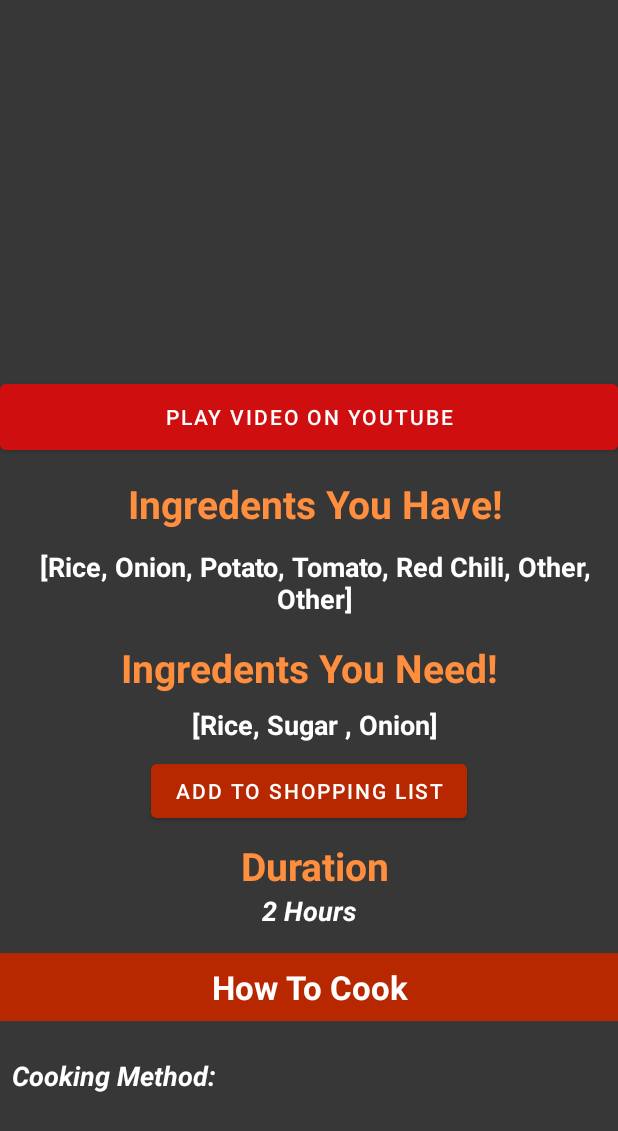
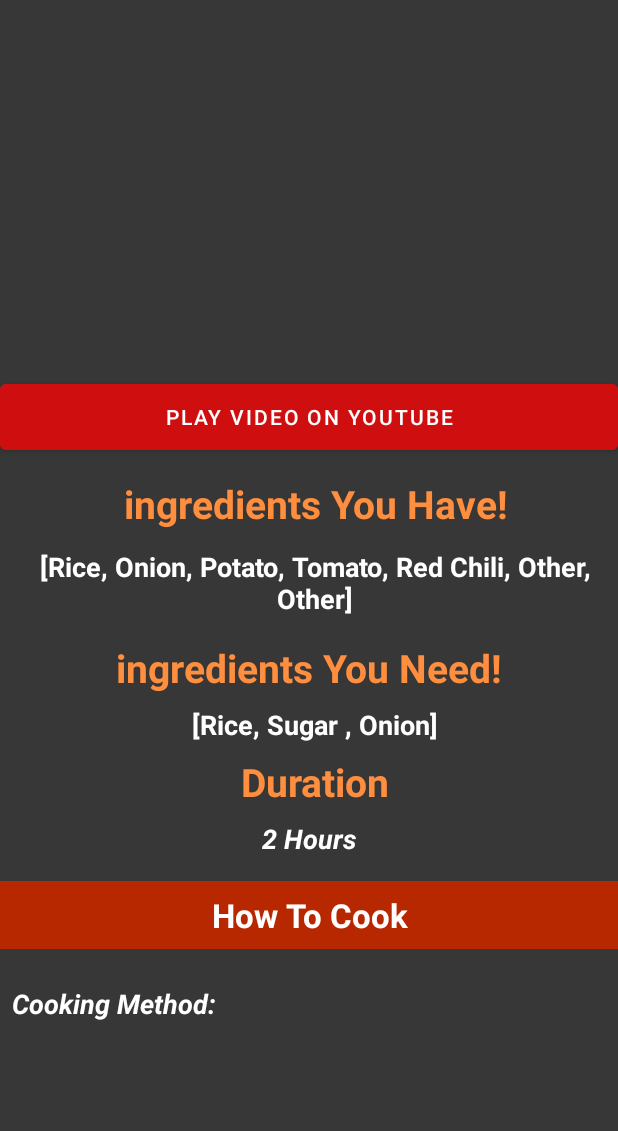
Before and after one commit to SagheerHussainZardari/Chef-Lab, an Android app: the layout fragment_dish_detail.xml on its own in the app's theme, with its tools: preview values and no code run, on a phone screen of 412 x 824 dp. Shown: the top 1131 px of the screen. Run offline under Robolectric (Android 15) with nearby library versions, the phone set to English and light mode, and no system bars.

```diff
--- a/app/src/main/java/com/sagheerhussainzardari/cheflab/Fragments/HomeFragment.kt
+++ b/app/src/main/java/com/sagheerhussainzardari/cheflab/Fragments/HomeFragment.kt
@@ -69,9 +69,6 @@ class HomeFragment : Fragment() {
         tv_ingredentsSelected.text = currentIngredents.size.toString()
     }
 
-    fun onCardClik(dishVideo: String) {
-        context?.toastshort("card clicked")
-    }
 
     private fun setCategoriesSpinner() {
         categoriesList.clear()
--- a/app/src/main/java/com/sagheerhussainzardari/cheflab/LoginActivity.kt
+++ b/app/src/main/java/com/sagheerhussainzardari/cheflab/LoginActivity.kt
@@ -75,12 +75,13 @@ class LoginActivity : AppCompatActivity() {
         val email = et_EmailLogin.text.toString().trim()
 
         if (email.isEmpty()) {
-            et_EmailLogin.error = "Email Can Not Be Empty!!!"
+            toastshort("Enter Registerd Email Above!!")
             return
         }
 
         if (!(Patterns.EMAIL_ADDRESS.matcher(email).matches())) {
-            et_EmailLogin.error = "Enter A Valid Email Address Please!!!"
+            toastshort("Enter A Valid Email Address Please!!!")
+
             return
         }
 
--- a/app/src/main/java/com/sagheerhussainzardari/cheflab/MainActivity.kt
+++ b/app/src/main/java/com/sagheerhussainzardari/cheflab/MainActivity.kt
@@ -47,7 +47,8 @@ class MainActivity : AppCompatActivity() {
                 R.id.nav_mybooksforseller,
                 R.id.nav_scan_ingredents,
                 R.id.nav_dishDetailFragment,
-                R.id.nav_favDishesFragment
+                R.id.nav_favDishesFragment,
+                R.id.nav_searchDishFragment
             ), drawerLayout
         )
         setupActionBarWithNavController(navController, appBarConfiguration)
--- a/app/src/main/res/layout/fragment_dish_detail.xml
+++ b/app/src/main/res/layout/fragment_dish_detail.xml
@@ -47,7 +47,7 @@
                 android:layout_weight="4"
                 android:gravity=""
                 android:paddingLeft="8dp"
-                android:text="Ingredents You Have!"
+                android:text="ingredients You Have!"
                 android:textAlignment="center"
                 android:textColor="@color/colorAccent"
                 android:textSize="26sp"
@@ -72,7 +72,7 @@
                 android:layout_height="wrap_content"
                 android:layout_marginTop="16dp"
                 android:gravity="center_vertical|center_horizontal"
-                android:text="Ingredents You Need!"
+                android:text="ingredients You Need!"
                 android:textColor="@color/colorAccent"
                 android:textSize="26sp"
                 android:textStyle="bold" />
@@ -97,6 +97,7 @@
                 android:layout_height="match_parent"
                 android:layout_gravity="center_horizontal"
                 android:layout_marginTop="8dp"
+                android:visibility="gone"
                 android:layout_weight="4"
                 android:backgroundTint="@color/colorPrimaryDark"
                 android:drawableStart="@drawable/ic_star"
@@ -109,10 +110,9 @@
                 android:layout_marginTop="8dp"
                 android:layout_height="wrap_content"
                 android:layout_weight="4"
-                android:gravity="center_vertical"
+                android:gravity="center_vertical|center_horizontal"
                 android:paddingLeft="8dp"
                 android:text="Duration"
-                android:textAlignment="center"
                 android:textColor="@color/colorAccent"
                 android:textSize="26sp"
                 android:textStyle="bold" />
@@ -125,6 +125,7 @@
                 android:layout_height="wrap_content"
                 android:text="2 Hours"
                 android:textAlignment="center"
+                android:paddingTop="8dp"
                 android:textColor="#fff"
                 android:textSize="18sp"
                 android:textStyle="bold|italic" />
--- a/app/src/main/res/mipmap-anydpi-v26/ic_launcher.xml
+++ /dev/null
@@ -1,5 +0,0 @@
-<?xml version="1.0" encoding="utf-8"?>
-<adaptive-icon xmlns:android="http://schemas.android.com/apk/res/android">
-    <background android:drawable="@color/ic_launcher_background"/>
-    <foreground android:drawable="@drawable/ic_launcher_foreground"/>
-</adaptive-icon>
--- a/app/src/main/res/mipmap-anydpi-v26/ic_launcher_round.xml
+++ /dev/null
@@ -1,5 +0,0 @@
-<?xml version="1.0" encoding="utf-8"?>
-<adaptive-icon xmlns:android="http://schemas.android.com/apk/res/android">
-    <background android:drawable="@color/ic_launcher_background"/>
-    <foreground android:drawable="@drawable/ic_launcher_foreground"/>
-</adaptive-icon>
```
Also changed, not shown: app/src/main/java/com/sagheerhussainzardari/cheflab/Adapters/SearchDishesAdapter.kt (added, +67 -0 lines), app/src/main/java/com/sagheerhussainzardari/cheflab/Fragments/FavDishesFragment.kt (+9 -12 lines), app/src/main/res/menu/activity_main_drawer.xml (+7 -0 lines), app/src/main/res/navigation/mobile_navigation.xml (+7 -2 lines).
